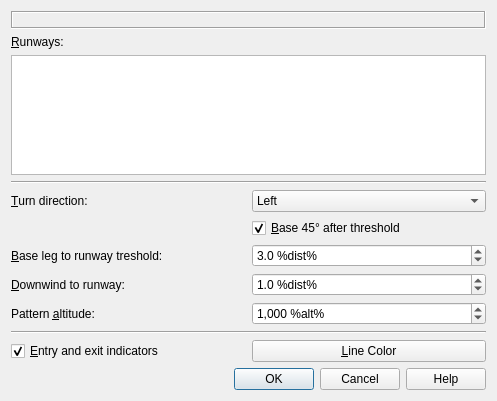
Before: the Qt Designer form src/gui/trafficpatterndialog.ui in albar965/littlenavmap, drawn with Qt 5.
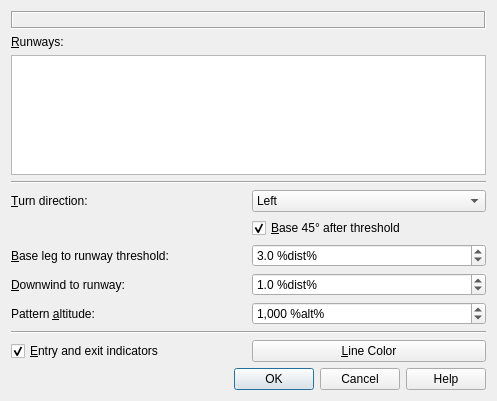
After: the same form once the commit is applied.

The edit to the form file:
```diff
--- a/src/gui/trafficpatterndialog.ui
+++ b/src/gui/trafficpatterndialog.ui
@@ -85,7 +85,7 @@
    <item row="7" column="0">
     <widget class="QLabel" name="labelTrafficPatternBaseDistance">
      <property name="text">
-      <string>&amp;Base leg to runway treshold:</string>
+      <string>&amp;Base leg to runway threshold:</string>
      </property>
      <property name="buddy">
       <cstring>doubleSpinBoxTrafficPatternBaseDistance</cstring>
```
